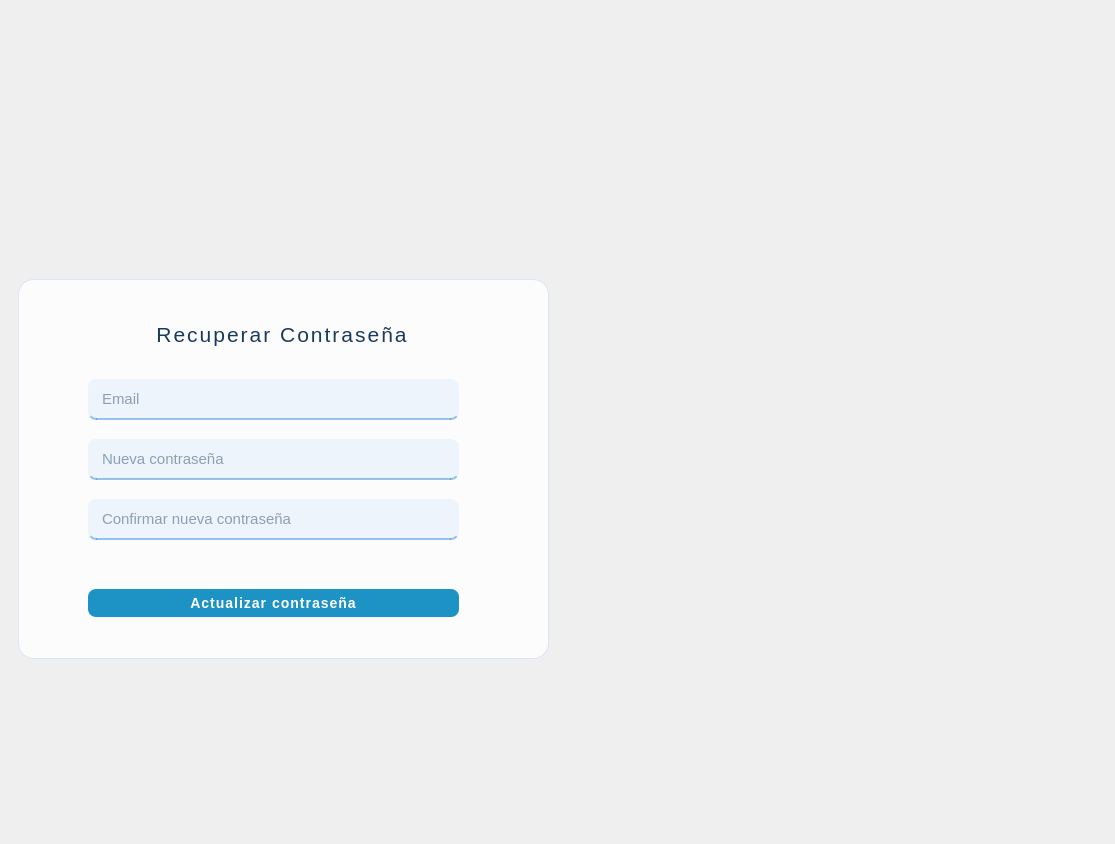
This is src/vista/ui/vistaRecuperar.ui in laraanton/InSo as Qt 5 draws it before an edit. The edited form follows.
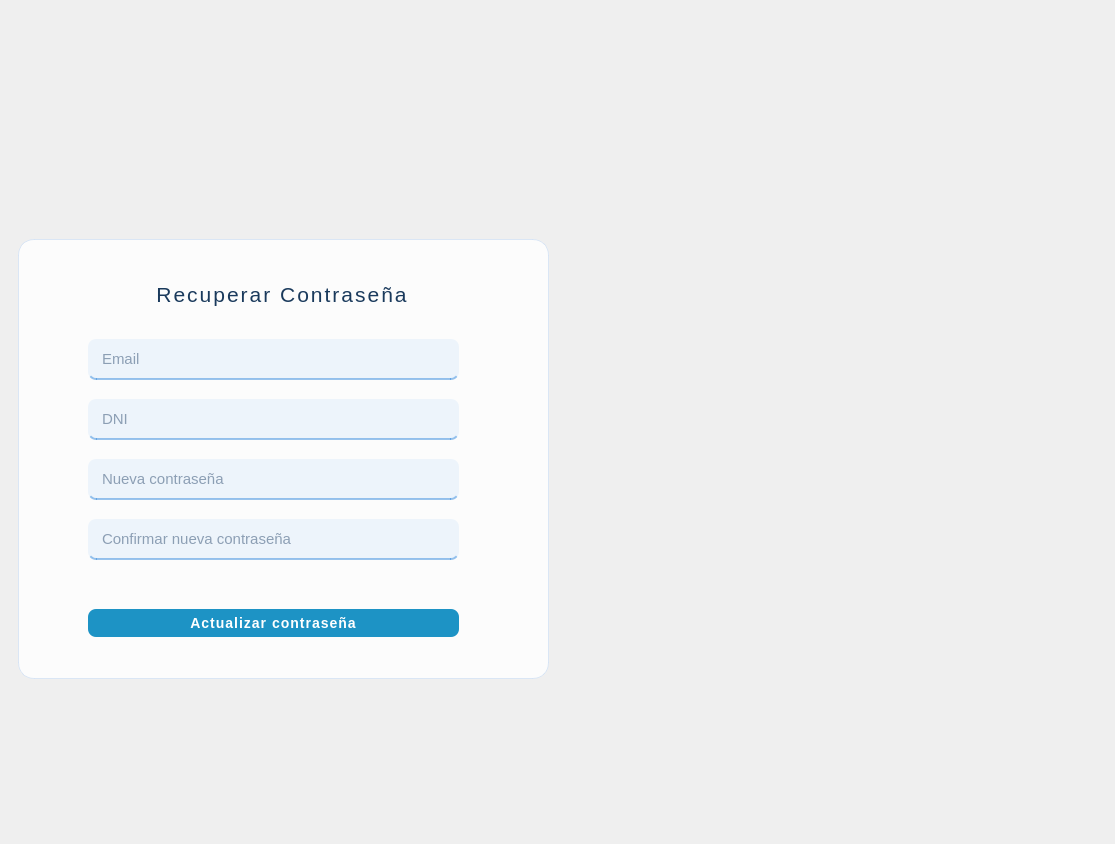
This is the edited form. Icons and pictures are not drawn.

```diff
--- a/src/vista/ui/vistaRecuperar.ui
+++ b/src/vista/ui/vistaRecuperar.ui
@@ -28,9 +28,9 @@
          <property name="geometry">
           <rect>
            <x>9</x>
-           <y>270</y>
+           <y>230</y>
            <width>531</width>
-           <height>380</height>
+           <height>440</height>
           </rect>
          </property>
          <property name="styleSheet">
@@ -92,12 +92,42 @@
           </property>
          </widget>
 
+         <!-- Input DNI -->
+         <widget class="QLineEdit" name="in_dni">
+          <property name="geometry">
+           <rect>
+            <x>70</x>
+            <y>160</y>
+            <width>371</width>
+            <height>41</height>
+           </rect>
+          </property>
+          <property name="styleSheet">
+           <string notr="true">QLineEdit {
+	font-size: 15px;
+	color: #2c4a6e;
+	background-color: rgba(230, 241, 251, 0.7);
+	border: none;
+	border-bottom: 2px solid rgba(55, 138, 221, 0.5);
+	border-radius: 8px;
+	padding: 6px 12px;
+}
+QLineEdit:focus {
+	background-color: rgba(230, 241, 251, 0.95);
+	border-bottom: 2px solid rgb(55, 138, 221);
+}</string>
+          </property>
+          <property name="placeholderText">
+           <string>DNI</string>
+          </property>
+         </widget>
+
          <!-- Input Nueva Contraseña -->
          <widget class="QLineEdit" name="in_nueva_contrasena">
           <property name="geometry">
            <rect>
             <x>70</x>
-            <y>160</y>
+            <y>220</y>
             <width>371</width>
             <height>41</height>
            </rect>
@@ -130,7 +160,7 @@
           <property name="geometry">
            <rect>
             <x>70</x>
-            <y>220</y>
+            <y>280</y>
             <width>371</width>
             <height>41</height>
            </rect>
@@ -163,7 +193,7 @@
           <property name="geometry">
            <rect>
             <x>70</x>
-            <y>310</y>
+            <y>370</y>
             <width>371</width>
             <height>28</height>
            </rect>
```
